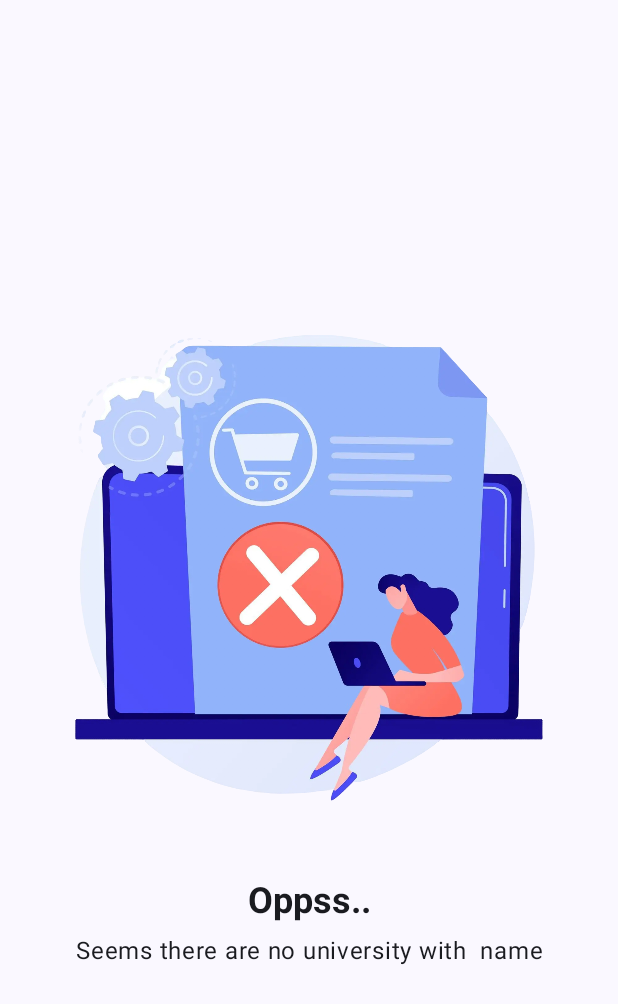
After one commit to aflahtaqiu/universities-list-compose, an Android app built with Jetpack Compose: the composable EmptyState called with empty values, on a phone screen of 412 x 824 dp. The commit adds this screen. Shown: the top 1004 px of the screen. Run offline under Robolectric (Android 15) with nearby library versions, the phone set to English and light mode, and no system bars.

Commit message:
Feature: implement local database - handle search logic - handle empty state

```diff
--- a/app/src/main/java/id/aflah/universitieslist/data/dao/UniversityDao.kt
+++ b/app/src/main/java/id/aflah/universitieslist/data/dao/UniversityDao.kt
@@ -10,6 +10,6 @@ abstract class UniversityDao: BaseDao<UniversityDbEntity>() {
     @Query("SELECT * FROM university_table ORDER BY name")
     abstract suspend fun loadUniversities(): List<UniversityDbEntity>
 
-    @Query("SELECT * FROM university_table WHERE name = :name ORDER BY name")
+    @Query("SELECT * FROM university_table WHERE name  LIKE '%' ||  :name || '%' ORDER BY name")
     abstract suspend fun searchUniversitiesByName(name: String): List<UniversityDbEntity>
 }
--- a/app/src/main/java/id/aflah/universitieslist/domain/repo/UniversityRepository.kt
+++ b/app/src/main/java/id/aflah/universitieslist/domain/repo/UniversityRepository.kt
@@ -6,4 +6,5 @@ import kotlinx.coroutines.flow.Flow
 
 interface UniversityRepository {
     fun getUniversitiesList(country: String): Flow<ResultState<List<University>>>
+    fun searchUniversitiesByName(query: String): Flow<ResultState<List<University>>>
 }
--- /dev/null
+++ b/app/src/main/java/id/aflah/universitieslist/ui/components/EmptyState.kt
@@ -0,0 +1,54 @@
+package id.aflah.universitieslist.ui.components
+
+import androidx.compose.foundation.Image
+import androidx.compose.foundation.layout.Arrangement
+import androidx.compose.foundation.layout.Box
+import androidx.compose.foundation.layout.Column
+import androidx.compose.foundation.layout.fillMaxSize
+import androidx.compose.foundation.layout.padding
+import androidx.compose.material3.Text
+import androidx.compose.runtime.Composable
+import androidx.compose.ui.Alignment
+import androidx.compose.ui.Modifier
+import androidx.compose.ui.res.painterResource
+import androidx.compose.ui.text.font.FontWeight
+import androidx.compose.ui.text.style.TextAlign
+import androidx.compose.ui.tooling.preview.Preview
+import androidx.compose.ui.unit.dp
+import id.aflah.universitieslist.R
+import id.aflah.universitieslist.ui.theme.Typography
+
+@Composable
+fun EmptyState(query: String) {
+    Box(
+        modifier = Modifier.fillMaxSize(),
+        contentAlignment = Alignment.Center
+    ) {
+        Column(
+            horizontalAlignment = Alignment.CenterHorizontally,
+            verticalArrangement = Arrangement.Center
+        ) {
+            Image(
+                painter = painterResource(id = R.drawable.ic_empty_state),
+                contentDescription = "Empty State Image",
+            )
+            Text(
+                "Oppss..",
+                fontWeight = FontWeight.Bold,
+                style = Typography.headlineSmall
+            )
+            Text(
+                "Seems there are no university with $query name",
+                style = Typography.bodyLarge,
+                modifier = Modifier.padding(vertical = 8.dp, horizontal = 16.dp),
+                textAlign = TextAlign.Center,
+            )
+        }
+    }
+}
+
+@Preview(showBackground = true)
+@Composable
+fun Preview() {
+    EmptyState("lorem ipsum lorem ipsum")
+}
```
Also changed, not shown: app/src/main/java/id/aflah/universitieslist/data/repositoryimpl/UniversityRepositoryImpl.kt (+11 -0 lines), app/src/main/java/id/aflah/universitieslist/domain/usecase/SearchUniversitiesByNameUseCase.kt (added, +16 -0 lines), app/src/main/java/id/aflah/universitieslist/ui/components/SearchBar.kt (+9 -3 lines), app/src/main/java/id/aflah/universitieslist/ui/screens/MainScreen.kt (+8 -3 lines), app/src/main/java/id/aflah/universitieslist/ui/screens/MainViewModel.kt (+14 -0 lines), app/src/main/res/drawable/ic_empty_state.webp (added).
